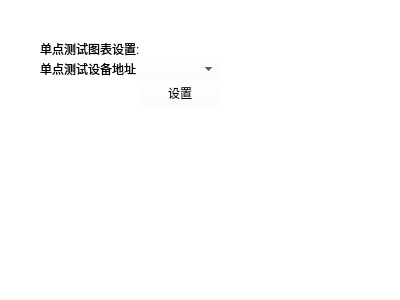
This is QWidgetNotebook/humiture/HumitureQWidget/singleconfig.ui in BeiChenYx/Qt5Notebook as Qt 5 draws it before an edit. The edited form follows.
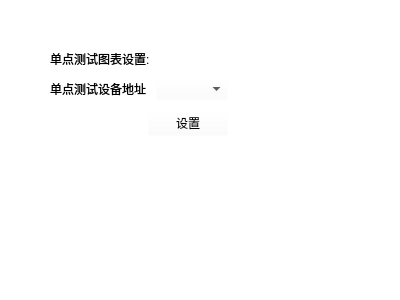
This is the edited form.

```diff
--- a/QWidgetNotebook/humiture/HumitureQWidget/singleconfig.ui
+++ b/QWidgetNotebook/humiture/HumitureQWidget/singleconfig.ui
@@ -18,10 +18,10 @@
   </property>
   <layout class="QGridLayout" name="gridLayout">
    <property name="leftMargin">
-    <number>40</number>
+    <number>50</number>
    </property>
    <property name="topMargin">
-    <number>40</number>
+    <number>50</number>
    </property>
    <property name="rightMargin">
     <number>0</number>
@@ -34,6 +34,9 @@
    </property>
    <item row="0" column="0">
     <layout class="QVBoxLayout" name="verticalLayout">
+     <property name="spacing">
+      <number>10</number>
+     </property>
      <item>
       <widget class="QLabel" name="label_2">
        <property name="text">
```
